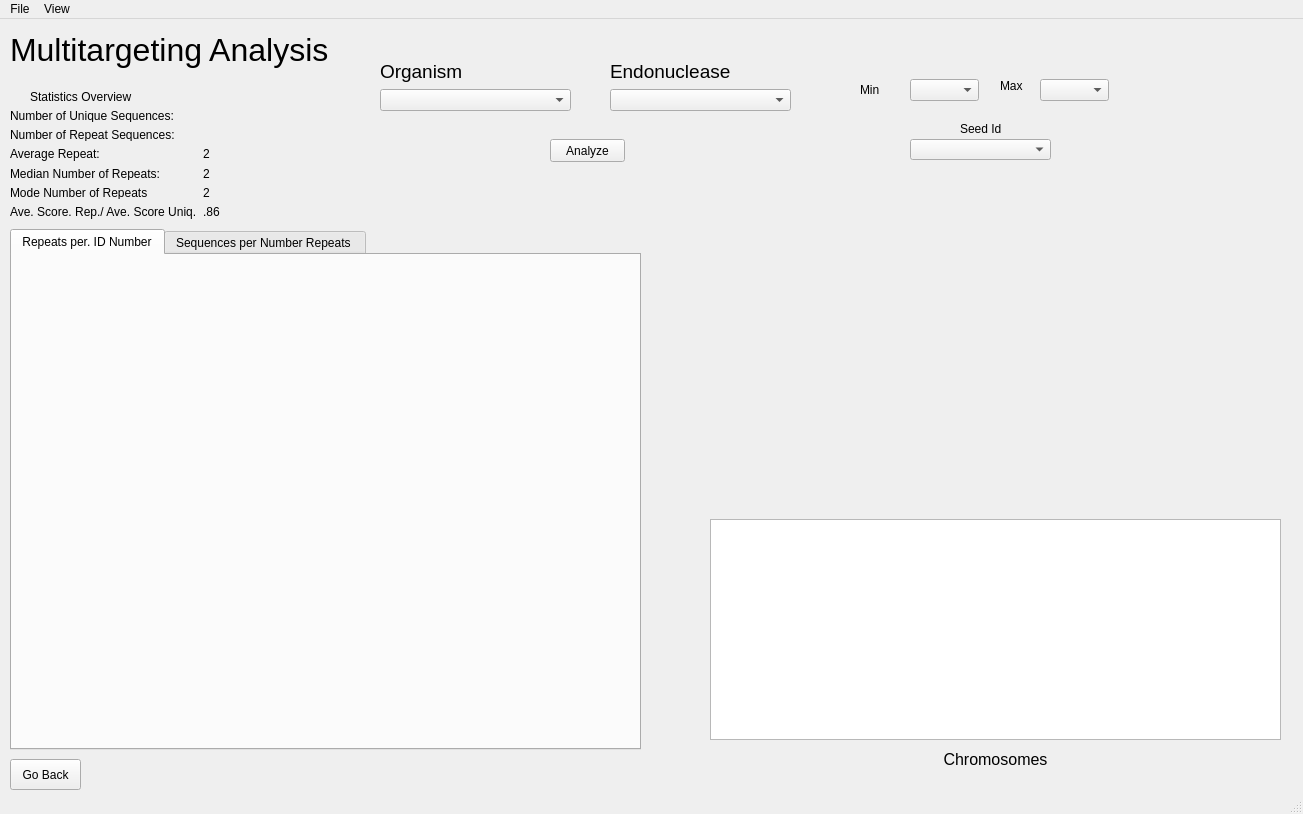
Before: the Qt Designer form multitargetingwindow.ui in TrinhLab/CASPERapp, drawn with Qt 5.
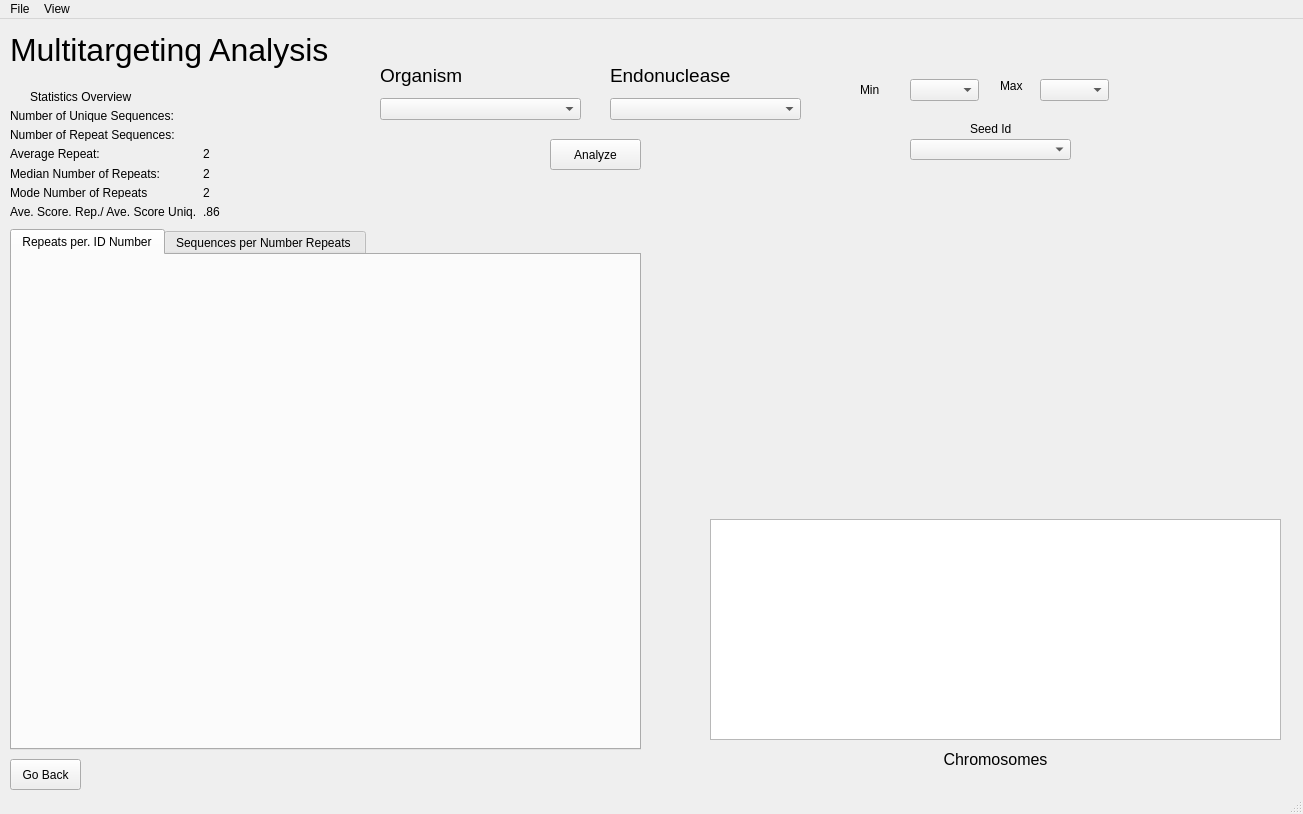
After: the same form once the commit is applied. Custom widgets are drawn as their Qt base class.

Commit message: first list of issues for MT tweaked/fixed

Diff of the .ui file:
```diff
--- a/multitargetingwindow.ui
+++ b/multitargetingwindow.ui
@@ -37,8 +37,8 @@
      <rect>
       <x>610</x>
       <y>40</y>
-      <width>181</width>
-      <height>52</height>
+      <width>191</width>
+      <height>61</height>
      </rect>
     </property>
     <layout class="QVBoxLayout" name="verticalLayout">
@@ -64,7 +64,7 @@
      <rect>
       <x>10</x>
       <y>90</y>
-      <width>226</width>
+      <width>321</width>
       <height>110</height>
      </rect>
     </property>
@@ -173,7 +173,7 @@
      <rect>
       <x>910</x>
       <y>120</y>
-      <width>141</width>
+      <width>161</width>
       <height>21</height>
      </rect>
     </property>
@@ -270,7 +270,7 @@
    <widget class="QLabel" name="label_19">
     <property name="geometry">
      <rect>
-      <x>960</x>
+      <x>970</x>
       <y>100</y>
       <width>41</width>
       <height>20</height>
@@ -285,8 +285,8 @@
      <rect>
       <x>380</x>
       <y>40</y>
-      <width>191</width>
-      <height>52</height>
+      <width>201</width>
+      <height>61</height>
      </rect>
     </property>
     <layout class="QVBoxLayout" name="verticalLayout_2">
@@ -312,8 +312,8 @@
      <rect>
       <x>550</x>
       <y>120</y>
-      <width>75</width>
-      <height>23</height>
+      <width>91</width>
+      <height>31</height>
      </rect>
     </property>
     <property name="text">
```
The commit also changes 1 other file.
